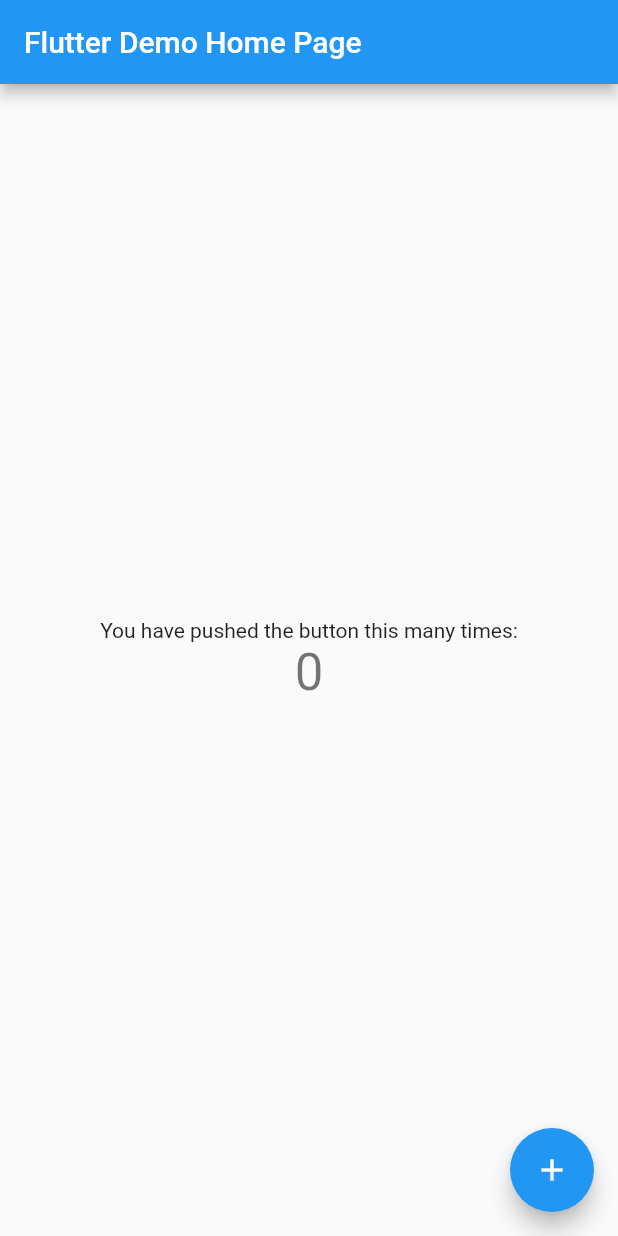
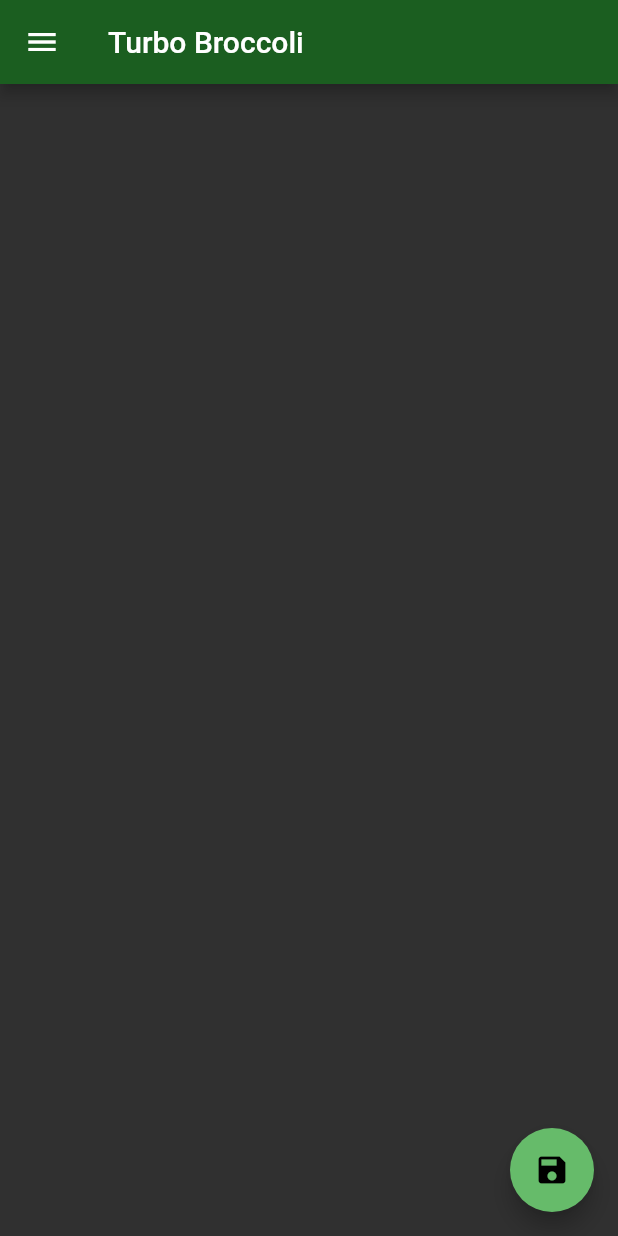
Before and after one commit to ianbarton1/turbo-broccoli, a Flutter app: the screen it shows after launch, on a phone screen of 412 x 824 dp. Run offline on Flutter 3.47's test engine with Material 2 defaults, Android fonts, the phone set to English and light mode, and no system bars.

Commit message:
barebones app

```diff
--- a/lib/main.dart
+++ b/lib/main.dart
@@ -5,113 +5,47 @@
 }
 
 class MyApp extends StatelessWidget {
-  // This widget is the root of your application.
   @override
   Widget build(BuildContext context) {
     return MaterialApp(
-      title: 'Flutter Demo',
+      title: 'Turbo Broccoli',
       theme: ThemeData(
-        // This is the theme of your application.
-        //
-        // Try running your application with "flutter run". You'll see the
-        // application has a blue toolbar. Then, without quitting the app, try
-        // changing the primarySwatch below to Colors.green and then invoke
-        // "hot reload" (press "r" in the console where you ran "flutter run",
-        // or simply save your changes to "hot reload" in a Flutter IDE).
-        // Notice that the counter didn't reset back to zero; the application
-        // is not restarted.
-        primarySwatch: Colors.blue,
-        // This makes the visual density adapt to the platform that you run
-        // the app on. For desktop platforms, the controls will be smaller and
-        // closer together (more dense) than on mobile platforms.
+        fontFamily: 'Roboto',
+        primaryColor: Colors.green[900],
+        accentColor: Colors.green[450],
         visualDensity: VisualDensity.adaptivePlatformDensity,
+        brightness: Brightness.dark,
       ),
-      home: MyHomePage(title: 'Flutter Demo Home Page'),
+      home: Home(title: 'Turbo Broccoli'),
     );
   }
 }
 
-class MyHomePage extends StatefulWidget {
-  MyHomePage({Key key, this.title}) : super(key: key);
-
-  // This widget is the home page of your application. It is stateful, meaning
-  // that it has a State object (defined below) that contains fields that affect
-  // how it looks.
-
-  // This class is the configuration for the state. It holds the values (in this
-  // case the title) provided by the parent (in this case the App widget) and
-  // used by the build method of the State. Fields in a Widget subclass are
-  // always marked "final".
-
+class Home extends StatefulWidget {
+  Home({Key key, this.title}) : super(key: key);
   final String title;
 
   @override
-  _MyHomePageState createState() => _MyHomePageState();
+  _HomeState createState() => _HomeState();
 }
 
-class _MyHomePageState extends State<MyHomePage> {
-  int _counter = 0;
-
-  void _incrementCounter() {
-    setState(() {
-      // This call to setState tells the Flutter framework that something has
-      // changed in this State, which causes it to rerun the build method below
-      // so that the display can reflect the updated values. If we changed
-      // _counter without calling setState(), then the build method would not be
-      // called again, and so nothing would appear to happen.
-      _counter++;
-    });
-  }
-
+class _HomeState extends State<Home> {
   @override
   Widget build(BuildContext context) {
-    // This method is rerun every time setState is called, for instance as done
-    // by the _incrementCounter method above.
-    //
-    // The Flutter framework has been optimized to make rerunning build methods
-    // fast, so that you can just rebuild anything that needs updating rather
-    // than having to individually change instances of widgets.
     return Scaffold(
       appBar: AppBar(
-        // Here we take the value from the MyHomePage object that was created by
-        // the App.build method, and use it to set our appbar title.
         title: Text(widget.title),
       ),
-      body: Center(
-        // Center is a layout widget. It takes a single child and positions it
-        // in the middle of the parent.
-        child: Column(
-          // Column is also a layout widget. It takes a list of children and
-          // arranges them vertically. By default, it sizes itself to fit its
-          // children horizontally, and tries to be as tall as its parent.
-          //
-          // Invoke "debug painting" (press "p" in the console, choose the
-          // "Toggle Debug Paint" action from the Flutter Inspector in Android
-          // Studio, or the "Toggle Debug Paint" command in Visual Studio Code)
-          // to see the wireframe for each widget.
-          //
-          // Column has various properties to control how it sizes itself and
-          // how it positions its children. Here we use mainAxisAlignment to
-          // center the children vertically; the main axis here is the vertical
-          // axis because Columns are vertical (the cross axis would be
-          // horizontal).
-          mainAxisAlignment: MainAxisAlignment.center,
-          children: <Widget>[
-            Text(
-              'You have pushed the button this many times:',
-            ),
-            Text(
-              '$_counter',
-              style: Theme.of(context).textTheme.headline4,
-            ),
-          ],
-        ),
+      drawer: Drawer(),
+      body: Center(child: null),
+      floatingActionButton: FloatingActionButton(
+        onPressed: () {
+          setState(() {});
+        },
+        backgroundColor: Colors.green[400],
+        tooltip: 'Save Progress',
+        child: Icon(Icons.save),
       ),
-      floatingActionButton: FloatingActionButton(
-        onPressed: _incrementCounter,
-        tooltip: 'Increment',
-        child: Icon(Icons.add),
-      ), // This trailing comma makes auto-formatting nicer for build methods.
     );
   }
 }
```
Also changed, not shown: 1 other file.
